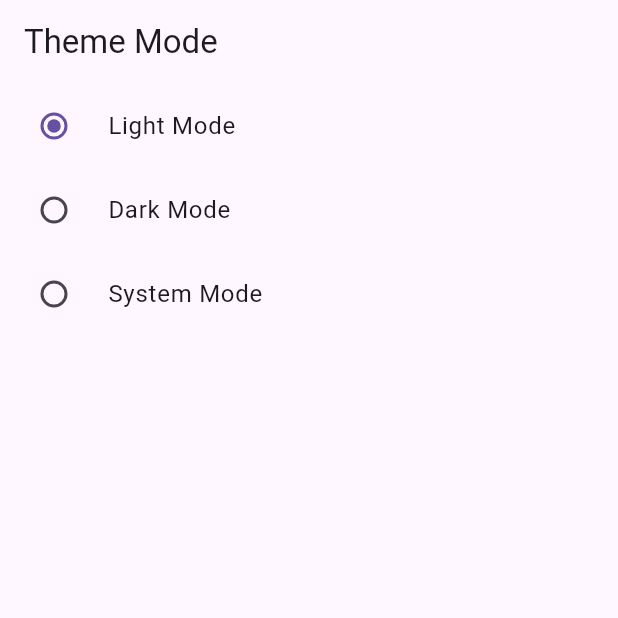
After one commit to shivamkumar05/flutter-provider, a Flutter app: the screen it shows after launch, after a tap on "Light Mode", on a phone screen of 412 x 824 dp, the top half of it. The commit adds this screen. Run offline on Flutter 3.47's test engine with Material 3 defaults, Android fonts, the phone set to English and light mode, and no system bars.

Commit message:
ThemeMode manage

```diff
--- a/lib/main.dart
+++ b/lib/main.dart
@@ -1,4 +1,6 @@
 import 'package:count_provider/provider/favorite_provider.dart';
+import 'package:count_provider/provider/theme_changer_provider.dart';
+import 'package:count_provider/screen/dark_theme.dart';
 import 'package:count_provider/screen/example_one.dart';
 import 'package:count_provider/screen/favorite_screen.dart';
 import 'package:count_provider/screen/home_screen.dart';
@@ -41,10 +43,28 @@
           create: (_) => ExampleOneProvider(),
         ),
         ChangeNotifierProvider(create: (_) => FavoriteProvider()),
+        ChangeNotifierProvider(create: (_) => ThemeChanger()),
       ],
-      child: MaterialApp(
-        // home: ExampleOne(),
-        home: FavoriteScreen(),
+      child: Builder(
+        builder: (BuildContext context) {
+          final themeChanger = Provider.of<ThemeChanger>(context);
+          return MaterialApp(
+            // home: ExampleOne(),
+            // home: FavoriteScreen(),
+            themeMode: themeChanger.themeMode,
+            theme: ThemeData(
+              brightness: Brightness.light,
+              primaryColor: Colors.amber,
+            ),
+            darkTheme: ThemeData(
+                brightness: Brightness.dark,
+                primaryColor: Colors.teal,
+                appBarTheme: AppBarTheme(
+                  backgroundColor: Colors.red,
+                )),
+            home: DarkThemeScreen(),
+          );
+        },
       ),
     );
   }
--- /dev/null
+++ b/lib/provider/theme_changer_provider.dart
@@ -0,0 +1,13 @@
+import 'package:flutter/foundation.dart';
+import 'package:flutter/material.dart';
+
+class ThemeChanger with ChangeNotifier {
+  ThemeMode _themeMode = ThemeMode.light;
+
+  ThemeMode get themeMode => _themeMode;
+
+  void setTheme(thememode) {
+    _themeMode = thememode;
+    notifyListeners();
+  }
+}
--- /dev/null
+++ b/lib/screen/dark_theme.dart
@@ -0,0 +1,40 @@
+import 'package:flutter/material.dart';
+import 'package:provider/provider.dart';
+
+import '../provider/theme_changer_provider.dart';
+
+class DarkThemeScreen extends StatefulWidget {
+  @override
+  State<DarkThemeScreen> createState() => _DarkThemeScreenState();
+}
+
+class _DarkThemeScreenState extends State<DarkThemeScreen> {
+  @override
+  Widget build(BuildContext context) {
+    final themeChanger = Provider.of<ThemeChanger>(context);
+    return Scaffold(
+      appBar: AppBar(
+        title: Text("Theme Mode"),
+      ),
+      body: Column(
+        children: [
+          RadioListTile<ThemeMode>(
+              title: Text('Light Mode'),
+              value: ThemeMode.light,
+              groupValue: themeChanger.themeMode,
+              onChanged: themeChanger.setTheme),
+          RadioListTile<ThemeMode>(
+              title: Text('Dark Mode'),
+              value: ThemeMode.dark,
+              groupValue: themeChanger.themeMode,
+              onChanged: themeChanger.setTheme),
+          RadioListTile<ThemeMode>(
+              title: Text('System Mode'),
+              value: ThemeMode.system,
+              groupValue: themeChanger.themeMode,
+              onChanged: themeChanger.setTheme),
+        ],
+      ),
+    );
+  }
+}
```
